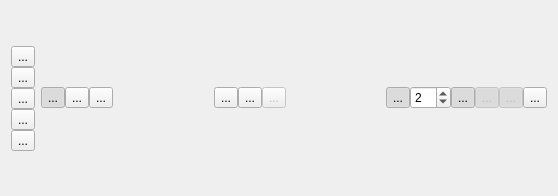
Old version of the form controlflowgraphview.ui in the repository KDE/kdev-control-flow-graph.
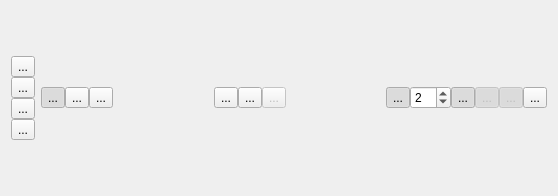
New version of the form. Icons and pictures are not drawn.

Patch:
```diff
--- a/controlflowgraphview.ui
+++ b/controlflowgraphview.ui
@@ -52,20 +52,6 @@
        </property>
       </widget>
      </item>
-     <item>
-      <widget class="QToolButton" name="visualmappingsToolButton">
-       <property name="toolTip">
-        <string>Visual Mappings</string>
-       </property>
-       <property name="text">
-        <string>...</string>
-       </property>
-       <property name="icon">
-        <iconset>
-         <normaloff>../../../usr/share/icons/oxygen/16x16/actions/view-statistics.png</normaloff>../../../usr/share/icons/oxygen/16x16/actions/view-statistics.png</iconset>
-       </property>
-      </widget>
-     </item>
      <item>
       <widget class="QToolButton" name="zoominToolButton">
        <property name="toolTip">
```
